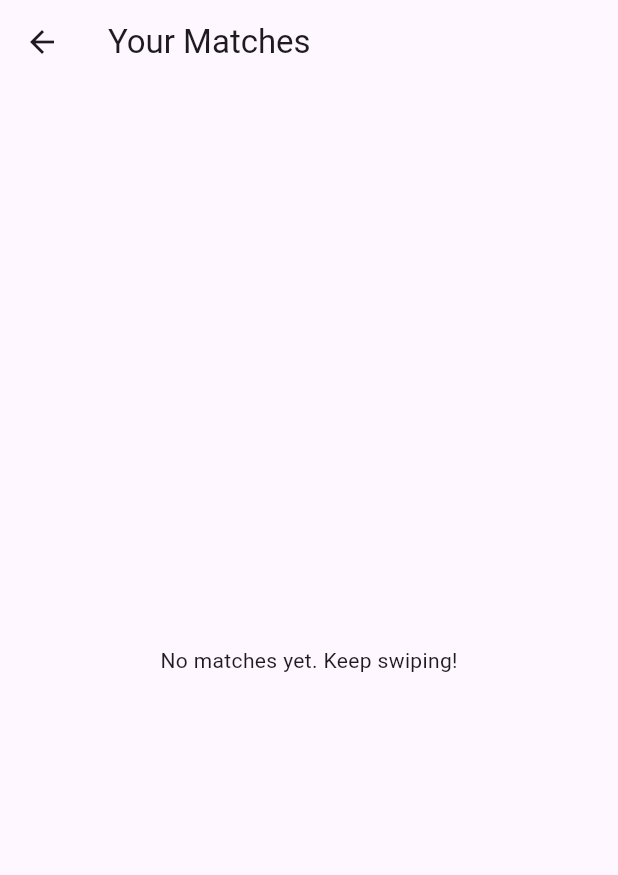
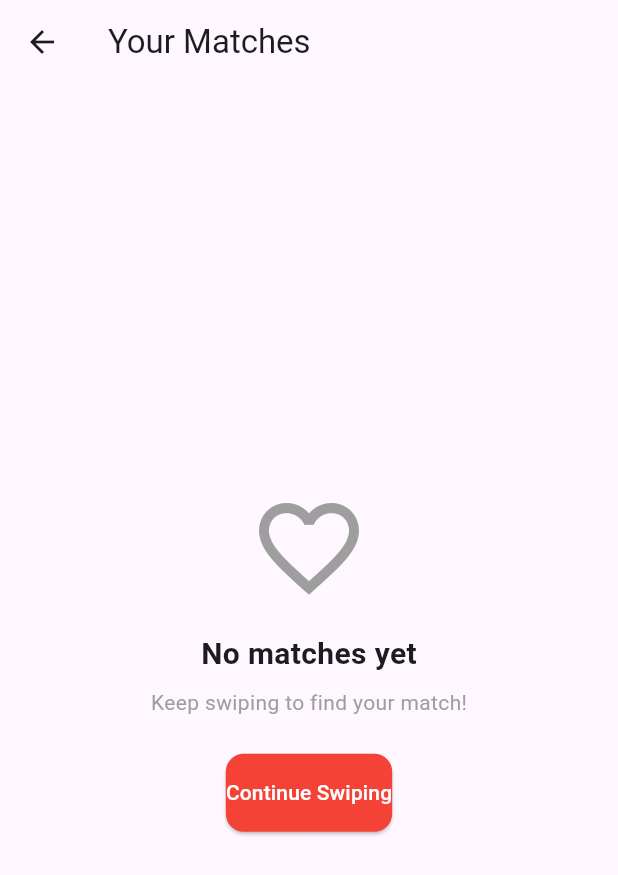
Before and after one commit to azzagio/justfun2, a Flutter app: the screen it shows once a user with an empty profile is signed in, after a tap on the "message" icon, on a phone screen of 412 x 824 dp. Shown: the top 875 px of the screen. Run offline on Flutter 3.47's test engine with Material 3 defaults, Android fonts, the phone set to English and light mode, and no system bars; our stand-ins replace cached_network_image, cloud_firestore, firebase_auth, firebase_core, firebase_storage, flutter_card_swiper and 2 more; missing offline and left inert: geolocator_apple, geolocator_platform_interface, geolocator_web; accounts and stored records are empty.

Commit message:
Fix ProfileScreen and MatchesScreen navigation errors

```diff
--- a/lib/models/user_model.dart
+++ b/lib/models/user_model.dart
@@ -1,10 +1,11 @@
+// lib/models/user_model.dart
 import 'package:cloud_firestore/cloud_firestore.dart';
 
 class UserModel {
   final String id;
   final String name;
+  final int? age;
   final String? bio;
-  final int? age;
   final String? gender;
   final List<String>? interestedIn;
   final List<String> photos;
@@ -14,8 +15,8 @@ class UserModel {
   UserModel({
     required this.id,
     required this.name,
+    this.age,
     this.bio,
-    this.age,
     this.gender,
     this.interestedIn,
     required this.photos,
@@ -25,29 +26,25 @@ class UserModel {
 
   factory UserModel.fromDocument(DocumentSnapshot doc) {
     final data = doc.data() as Map<String, dynamic>;
-
     return UserModel(
       id: doc.id,
       name: data['name'] ?? '',
-      bio: data['bio'],
-      age: data['age'],
-      gender: data['gender'],
-      interestedIn: data['interestedIn'] != null
-          ? List<String>.from(data['interestedIn'])
-          : null,
-      photos: data['photos'] != null
-          ? List<String>.from(data['photos'])
-          : [],
-      location: data['location'],
-      preferences: data['preferences'],
+      age: data['age'] as int?,
+      bio: data['bio'] as String?,
+      gender: data['gender'] as String?,
+      interestedIn: (data['interestedIn'] as List<dynamic>?)?.map((e) => e as String).toList(),
+      photos: (data['photos'] as List<dynamic>?)?.map((e) => e as String).toList() ?? [],
+      location: data['location'] as GeoPoint?,
+      preferences: data['preferences'] as Map<String, dynamic>?,
     );
   }
 
   Map<String, dynamic> toMap() {
     return {
+      'id': id,
       'name': name,
+      'age': age,
       'bio': bio,
-      'age': age,
       'gender': gender,
       'interestedIn': interestedIn,
       'photos': photos,
@@ -55,27 +52,4 @@ class UserModel {
       'preferences': preferences,
     };
   }
-
-  UserModel copyWith({
-    String? name,
-    String? bio,
-    int? age,
-    String? gender,
-    List<String>? interestedIn,
-    List<String>? photos,
-    GeoPoint? location,
-    Map<String, dynamic>? preferences,
-  }) {
-    return UserModel(
-      id: id,
-      name: name ?? this.name,
-      bio: bio ?? this.bio,
-      age: age ?? this.age,
-      gender: gender ?? this.gender,
-      interestedIn: interestedIn ?? this.interestedIn,
-      photos: photos ?? this.photos,
-      location: location ?? this.location,
-      preferences: preferences ?? this.preferences,
-    );
-  }
 }
--- a/lib/screens/auth_screen.dart
+++ b/lib/screens/auth_screen.dart
@@ -31,22 +31,27 @@ class _AuthScreenState extends State<AuthScreen> {
       if (_isLogin) {
         await _authService.signInWithEmail(
           _emailController.text,
-          _passwordController.text
+          _passwordController.text,
         );
       } else {
+        List<String>? lookingForList = _lookingFor == 'both'
+            ? ['male', 'female']
+            : _lookingFor != null ? [_lookingFor] : null;
         await _authService.registerWithEmail(
           _emailController.text,
           _passwordController.text,
           _nameController.text,
           int.parse(_ageController.text),
           _gender,
-          _lookingFor
+          lookingForList,
         );
       }
     } catch (e) {
-      ScaffoldMessenger.of(context).showSnackBar(
-        SnackBar(content: Text(e.toString()))
-      );
+      if (mounted) { // Vérification mounted
+        ScaffoldMessenger.of(context).showSnackBar(
+          SnackBar(content: Text(e.toString())),
+        );
+      }
     } finally {
       if (mounted) setState(() => _isLoading = false);
     }
@@ -227,9 +232,11 @@ class _AuthScreenState extends State<AuthScreen> {
                               try {
                                 await _authService.signInWithGoogle();
                               } catch (e) {
-                                ScaffoldMessenger.of(context).showSnackBar(
-                                  SnackBar(content: Text(e.toString())),
-                                );
+                                if (mounted) { // Vérification mounted
+                                  ScaffoldMessenger.of(context).showSnackBar(
+                                    SnackBar(content: Text(e.toString())),
+                                  );
+                                }
                               } finally {
                                 if (mounted) {
                                   setState(() => _isLoading = false);
--- a/lib/screens/matches_screen.dart
+++ b/lib/screens/matches_screen.dart
@@ -13,31 +13,54 @@ class MatchesScreen extends StatefulWidget {
 }
 
 class _MatchesScreenState extends State<MatchesScreen> {
-  final AuthService _authService = AuthService();
+    final AuthService _authService = AuthService();
   final DatabaseService _databaseService = DatabaseService();
 
   @override
   Widget build(BuildContext context) {
     return Scaffold(
-      appBar: AppBar(title: const Text('Your Matches')),
+      appBar: AppBar(
+        title: const Text('Your Matches'),
+      ),
       body: StreamBuilder<List<UserModel>>(
-        stream: _databaseService.getUserMatches(userId: _authService.currentUser?.uid ?? ''),
+        stream: _databaseService.getUserMatches(userId: _authService.getCurrentUserId()),
         builder: (context, snapshot) {
           if (snapshot.connectionState == ConnectionState.waiting) {
             return const Center(child: CircularProgressIndicator());
           }
+
           if (!snapshot.hasData || snapshot.data!.isEmpty) {
-            return const Center(
-              child: Text(
-                'No matches yet. Keep swiping!'
+            return Center(
+              child: Column(
+                mainAxisAlignment: MainAxisAlignment.center,
+                children: [
+                  const Icon(Icons.favorite_border, size: 80, color: Colors.grey),
+                  const SizedBox(height: 16),
+                  const Text(
+                    'No matches yet',
+                    style: TextStyle(fontSize: 20, fontWeight: FontWeight.bold),
+                  ),
+                  const SizedBox(height: 8),
+                  const Text(
+                    'Keep swiping to find your match!',
+                    style: TextStyle(color: Colors.grey),
+                  ),
+                  const SizedBox(height: 24),
+                  ElevatedButton(
+                    onPressed: () => Navigator.pop(context),
+                    child: const Text('Continue Swiping'),
+                  ),
+                ],
               ),
             );
           }
+
           return ListView.builder(
             padding: const EdgeInsets.all(8.0),
             itemCount: snapshot.data!.length,
             itemBuilder: (context, index) {
               UserModel match = snapshot.data![index];
+
               return Card(
                 margin: const EdgeInsets.symmetric(vertical: 8.0),
                 child: ListTile(
@@ -46,10 +69,12 @@ class _MatchesScreenState extends State<MatchesScreen> {
                     backgroundImage: match.photos.isNotEmpty
                         ? CachedNetworkImageProvider(match.photos.first)
                         : null,
-                    child: match.photos.isEmpty ? const Icon(Icons.person) : null,
+                    child: match.photos.isEmpty
+                        ? const Icon(Icons.person)
+                        : null,
                   ),
                   title: Text(match.name, style: const TextStyle(fontWeight: FontWeight.bold)),
-                  subtitle: Text('${match.age ?? "Unknown"} years old'),
+                  subtitle: Text('${match.age} years old'),
                   trailing: const Icon(Icons.message),
                   onTap: () {
                     Navigator.push(
--- a/lib/screens/swipe_screen.dart
+++ b/lib/screens/swipe_screen.dart
@@ -3,10 +3,10 @@ import 'package:flutter/material.dart';
 import 'package:flutter_card_swiper/flutter_card_swiper.dart';
 
 import 'package:simple_dating_app/models/user_model.dart';
-import 'package:simple_dating_app/screens/matches_screen.dart'; // Assurez-vous que ce chemin est correct
-import 'package:simple_dating_app/screens/profile_screen.dart';
-import 'package:simple_dating_app/services/database_service.dart'; // Assurez-vous que ce chemin est correct
-import 'package:simple_dating_app/services/location_service.dart'; // Assurez-vous que ce chemin est correct
+import 'package:simple_dating_app/screens/matches_screen.dart';
+import 'package:simple_dating_app/screens/profile_screen.dart'; // Import the ProfileScreen class
+import 'package:simple_dating_app/services/database_service.dart';
+import 'package:simple_dating_app/services/location_service.dart';
 import 'package:simple_dating_app/widgets/profile_card.dart';
 
 class SwipeScreen extends StatefulWidget {
@@ -25,7 +25,7 @@ class _SwipeScreenState extends State<SwipeScreen> {
   List<UserModel> _potentialMatches = [];
   bool _isMatched = false;
   UserModel? _matchedUser;
-  double _maxDistance = 50.0; // Distance maximale en km (paramètre par défaut)
+  double _maxDistance = 50.0;
 
   @override
   void initState() {
@@ -61,33 +61,28 @@ class _SwipeScreenState extends State<SwipeScreen> {
     if (_maxDistance <= 0) return users;
 
     final currentUser = await _databaseService.getCurrentUser();
-
     final userLocation = currentUser.location;
 
-    if (userLocation.isEmpty) {
+    if (userLocation == null) {
       return users;
     }
 
-    // Récupérer les coordonnées de l'utilisateur courant
-    final currentLat = currentUser.location['latitude'] as double?;
-    final currentLong = currentUser.location['longitude'] as double?;
+    final double currentLat = userLocation.latitude;
+    final double currentLong = userLocation.longitude;
 
-    // Si les coordonnées ne sont pas disponibles, retourner tous les utilisateurs
-    if (currentLat == null || currentLong == null) {
+    if (currentLong == null) {
       return users;
     }
 
     return users.where((UserModel user) {
-      if (user.location.isEmpty) {
+      if (user.location == null) {
         return false;
       }
 
+      final double userLat = user.location!.latitude;
+      final double userLong = user.location!.longitude;
 
-      final userLat = user.location['latitude'] as double?;
-      final userLong = user.location['longitude'] as double?;
-
-      // Si les coordonnées ne sont pas disponibles, exclure cet utilisateur
-      if (userLat == null || userLong == null) {
+      if (userLong == null) {
         return false;
       }
 
@@ -95,23 +90,19 @@ class _SwipeScreenState extends State<SwipeScreen> {
         currentLat,
         currentLong,
         userLat,
-          userLong
+        userLong,
       );
 
       return distance <= _maxDistance;
-
     }).toList();
   }
 
-  // Gestion du swipe manuel
   void _handleSwipe(CardSwiperDirection direction) {
-    // Vérifier qu'il y a des profils à traiter
     if (_potentialMatches.isEmpty) return;
 
     UserModel swipedUser = _potentialMatches[0];
 
     if (direction == CardSwiperDirection.right) {
-      // Like l'utilisateur et vérifier s'il y a match
       _databaseService.likeUser(swipedUser.id).then((isMatch) {
         if (isMatch) {
           setState(() {
@@ -121,14 +112,11 @@ class _SwipeScreenState extends State<SwipeScreen> {
         }
       });
     } else if (direction == CardSwiperDirection.left) {
-      // Dislike l'utilisateur
       _databaseService.dislikeUser(swipedUser.id);
     }
 
-    // Passer à la carte suivante
     _cardController.swipe();
   }
-
 
   void _closeMatchDialog() {
     setState(() {
@@ -143,7 +131,6 @@ class _SwipeScreenState extends State<SwipeScreen> {
       appBar: AppBar(
         title: const Text('Find Matches'),
         actions: [
-          // Bouton pour rafraîchir la localisation
           IconButton(
             icon: const Icon(Icons.location_on),
             onPressed: _updateLocationAndLoadMatches,
@@ -163,7 +150,7 @@ class _SwipeScreenState extends State<SwipeScreen> {
             onPressed: () {
               Navigator.push(
                 context,
-                MaterialPageRoute(builder: (context) => const MatchesScreen()),
+                MaterialPageRoute(builder: (context) => MatchesScreen()),
               );
             },
           ),
@@ -171,7 +158,6 @@ class _SwipeScreenState extends State<SwipeScreen> {
       ),
       body: Stack(
         children: [
-          // Affichage des profils ou message de chargement/vide
           _isLoading
               ? const Center(child: CircularProgressIndicator())
               : _potentialMatches.isEmpty
@@ -198,12 +184,11 @@ class _SwipeScreenState extends State<SwipeScreen> {
                         cardsCount: _potentialMatches.length,
                         numberOfCardsDisplayed: 1,
                         cardBuilder: (context, index) {
+                          if (_potentialMatches.isEmpty) return Container();
                           return ProfileCard(user: _potentialMatches[index]);
                         },
                       ),
                     ),
-
-          // Dialog de match
           if (_isMatched && _matchedUser != null)
             Container(
               color: Colors.black54,
@@ -248,7 +233,7 @@ class _SwipeScreenState extends State<SwipeScreen> {
                                   Navigator.push(
                                     context,
                                     MaterialPageRoute(
-                                      builder: (context) => const MatchesScreen(),
+                                      builder: (context) => MatchesScreen(),
                                     ),
                                   );
                                 },
@@ -272,7 +257,6 @@ class _SwipeScreenState extends State<SwipeScreen> {
             ),
         ],
       ),
-      // Section pour ajuster la distance maximale
       bottomSheet: Container(
         padding: const EdgeInsets.symmetric(vertical: 8.0, horizontal: 16.0),
         color: Theme.of(context).scaffoldBackgroundColor,
@@ -301,16 +285,15 @@ class _SwipeScreenState extends State<SwipeScreen> {
           ],
         ),
       ),
-      // Boutons de swipe
       bottomNavigationBar: !_isLoading && _potentialMatches.isNotEmpty
           ? Container(
               padding: const EdgeInsets.only(
                 left: 32.0,
                 right: 32.0,
                 bottom: 16.0,
-                top: 60.0 // Espace pour le bottomSheet
+                top: 60.0,
               ),
-              child: const Row(
+              child: Row(
                 mainAxisAlignment: MainAxisAlignment.spaceBetween,
                 children: [
                   FloatingActionButton(
@@ -328,7 +311,7 @@ class _SwipeScreenState extends State<SwipeScreen> {
                 ],
               ),
             )
-          : const SizedBox(height: 80), // Hauteur réservée quand pas de boutons
+          : const SizedBox(height: 80),
     );
   }
 }
--- a/lib/services/database_service.dart
+++ b/lib/services/database_service.dart
@@ -2,6 +2,8 @@ import 'package:cloud_firestore/cloud_firestore.dart';
 import 'package:firebase_auth/firebase_auth.dart';
 import 'package:flutter/foundation.dart';
 import '../models/user_model.dart';
+import '../models/match_model.dart'; // Ajouté
+import '../models/message_model.dart'; // Ajouté
 
 class DatabaseService {
   final FirebaseFirestore _firestore = FirebaseFirestore.instance;
@@ -204,7 +206,7 @@ class DatabaseService {
           List<MatchModel> matches = [];
 
           for (var doc in matchesSnapshot.docs) {
-            String matchedUserId = doc.data()['matchedUserId'];
+            String matchedUserId = doc.data()['matchedUserId'] as String;
 
             // Obtener les informations de l'utilisateur matché
             DocumentSnapshot userDoc = await _firestore
```
Also changed, not shown: lib/models/match_model.dart (+15 -1 lines), lib/models/message_model.dart (+9 -14 lines), lib/screens/profile_screen.dart (added, +157 -0 lines), lib/services/auth_service.dart (+24 -13 lines), lib/widgets/profile_card.dart (+9 -9 lines), 5 other files. Lines whose indentation alone changed are shown as unchanged.
